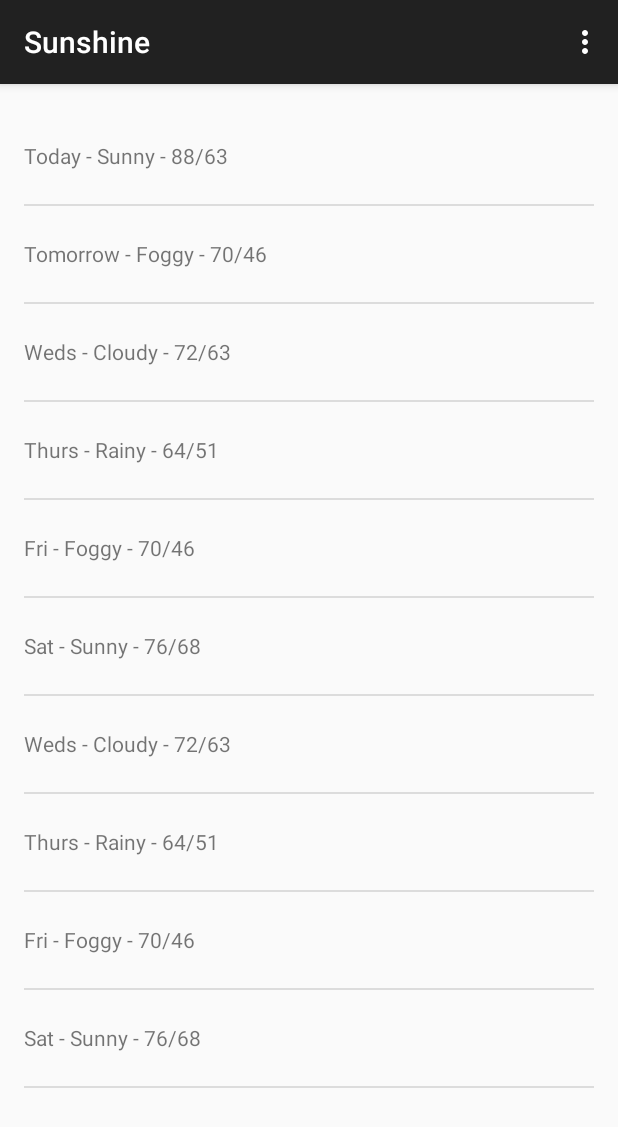
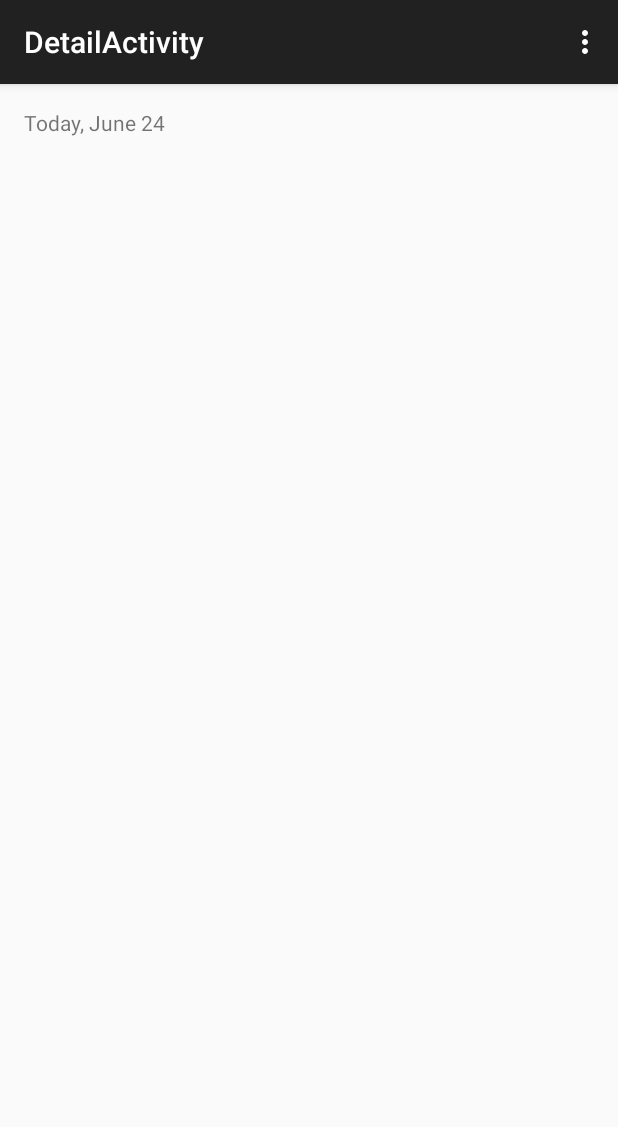
Before and after one commit to yoelfme/Sunshine, an Android app: the screen it shows after launch (MainActivity before the commit, DetailActivity after it), after a tap on "Today - Sunny - 88/63", on a phone screen of 412 x 824 dp. Shown: the top 1127 px of the screen. Run offline under Robolectric (Android 15) with nearby library versions, the phone set to English and light mode, and no system bars.

Commit message:
[add] Detail Activity

```diff
--- a/app/src/main/AndroidManifest.xml
+++ b/app/src/main/AndroidManifest.xml
@@ -1,6 +1,8 @@
 <?xml version="1.0" encoding="utf-8"?>
 <manifest xmlns:android="http://schemas.android.com/apk/res/android"
     package="com.example.android.sunshine" >
+
+    <uses-permission android:name="android.permission.INTERNET" />
 
     <application
         android:allowBackup="true"
@@ -16,8 +18,10 @@
                 <category android:name="android.intent.category.LAUNCHER" />
             </intent-filter>
         </activity>
+        <activity
+            android:name=".DetailActivity"
+            android:label="@string/title_activity_detail" >
+        </activity>
     </application>
 
-    <uses-permission android:name="android.permission.INTERNET" />
-
 </manifest>
--- /dev/null
+++ b/app/src/main/java/com/example/android/sunshine/DetailActivity.java
@@ -0,0 +1,66 @@
+package com.example.android.sunshine;
+
+import android.support.v7.app.ActionBarActivity;
+import android.support.v7.app.ActionBar;
+import android.support.v4.app.Fragment;
+import android.os.Bundle;
+import android.view.LayoutInflater;
+import android.view.Menu;
+import android.view.MenuItem;
+import android.view.View;
+import android.view.ViewGroup;
+import android.os.Build;
+
+
+public class DetailActivity extends ActionBarActivity {
+
+    @Override
+    protected void onCreate(Bundle savedInstanceState) {
+        super.onCreate(savedInstanceState);
+        setContentView(R.layout.activity_detail);
+        if (savedInstanceState == null) {
+            getSupportFragmentManager().beginTransaction()
+                    .add(R.id.container, new PlaceholderFragment())
+                    .commit();
+        }
+    }
+
+
+    @Override
+    public boolean onCreateOptionsMenu(Menu menu) {
+        // Inflate the menu; this adds items to the action bar if it is present.
+        getMenuInflater().inflate(R.menu.menu_detail, menu);
+        return true;
+    }
+
+    @Override
+    public boolean onOptionsItemSelected(MenuItem item) {
+        // Handle action bar item clicks here. The action bar will
+        // automatically handle clicks on the Home/Up button, so long
+        // as you specify a parent activity in AndroidManifest.xml.
+        int id = item.getItemId();
+
+        //noinspection SimplifiableIfStatement
+        if (id == R.id.action_settings) {
+            return true;
+        }
+
+        return super.onOptionsItemSelected(item);
+    }
+
+    /**
+     * A placeholder fragment containing a simple view.
+     */
+    public static class PlaceholderFragment extends Fragment {
+
+        public PlaceholderFragment() {
+        }
+
+        @Override
+        public View onCreateView(LayoutInflater inflater, ViewGroup container,
+                                 Bundle savedInstanceState) {
+            View rootView = inflater.inflate(R.layout.fragment_detail, container, false);
+            return rootView;
+        }
+    }
+}
--- a/app/src/main/java/com/example/android/sunshine/ForecastFragment.java
+++ b/app/src/main/java/com/example/android/sunshine/ForecastFragment.java
@@ -1,6 +1,7 @@
 package com.example.android.sunshine;
 
 import android.content.Context;
+import android.content.Intent;
 import android.net.Uri;
 import android.os.AsyncTask;
 import android.os.Bundle;
@@ -106,12 +107,13 @@ public class ForecastFragment extends Fragment {
         listView.setOnItemClickListener(new AdapterView.OnItemClickListener() {
             @Override
             public void onItemClick(AdapterView<?> parent, View view, int position, long id) {
-                Context context = getActivity();
-                CharSequence text = mForecastAdapter.getItem(position) ;
-                int duration = Toast.LENGTH_SHORT;
+                String forecast = mForecastAdapter.getItem(position) ;
 
-                Toast toast = Toast.makeText(context, text, duration);
-                toast.show();
+                Intent intent = new Intent(getActivity(), DetailActivity.class)
+                        .putExtra(Intent.EXTRA_TEXT, forecast);
+
+
+                startActivity(intent);
             }
         });
 
--- /dev/null
+++ b/app/src/main/res/layout/activity_detail.xml
@@ -0,0 +1,4 @@
+<FrameLayout xmlns:android="http://schemas.android.com/apk/res/android"
+    xmlns:tools="http://schemas.android.com/tools" android:id="@+id/container"
+    android:layout_width="match_parent" android:layout_height="match_parent"
+    tools:context="com.example.android.sunshine.DetailActivity" tools:ignore="MergeRootFrame" />
--- /dev/null
+++ b/app/src/main/res/layout/fragment_detail.xml
@@ -0,0 +1,12 @@
+<RelativeLayout xmlns:android="http://schemas.android.com/apk/res/android"
+    xmlns:tools="http://schemas.android.com/tools" android:layout_width="match_parent"
+    android:layout_height="match_parent" android:paddingLeft="@dimen/activity_horizontal_margin"
+    android:paddingRight="@dimen/activity_horizontal_margin"
+    android:paddingTop="@dimen/activity_vertical_margin"
+    android:paddingBottom="@dimen/activity_vertical_margin"
+    tools:context="com.example.android.sunshine.DetailActivity$PlaceholderFragment">
+
+    <TextView android:text="@string/hello_world" android:layout_width="wrap_content"
+        android:layout_height="wrap_content" />
+
+</RelativeLayout>
--- /dev/null
+++ b/app/src/main/res/menu/menu_detail.xml
@@ -0,0 +1,7 @@
+<menu xmlns:android="http://schemas.android.com/apk/res/android"
+    xmlns:app="http://schemas.android.com/apk/res-auto"
+    xmlns:tools="http://schemas.android.com/tools"
+    tools:context="com.example.android.sunshine.DetailActivity">
+    <item android:id="@+id/action_settings" android:title="@string/action_settings"
+        android:orderInCategory="100" app:showAsAction="never" />
+</menu>
--- a/app/src/main/res/values/strings.xml
+++ b/app/src/main/res/values/strings.xml
@@ -3,4 +3,6 @@
     <string name="hello_world">Today, June 24</string>
     <string name="action_settings">Settings</string>
     <string name="action_refresh" translatable="false">Refresh</string>
+    <string name="title_activity_detail_forecast">detail_forecast</string>
+    <string name="title_activity_detail">DetailActivity</string>
 </resources>
```
